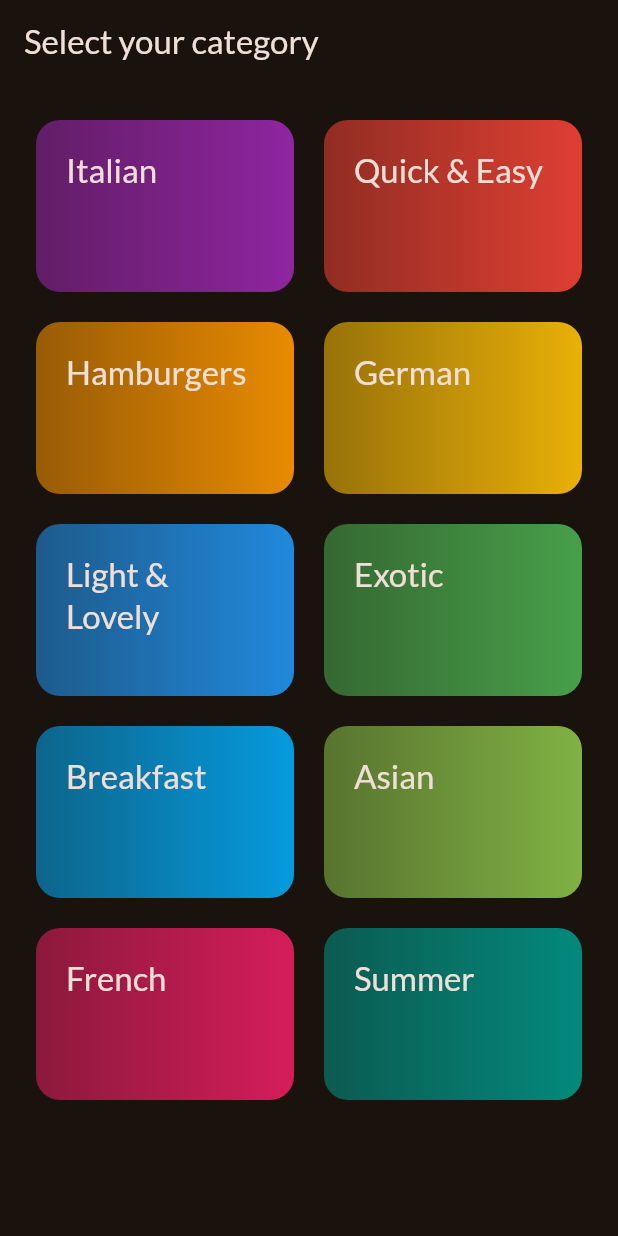
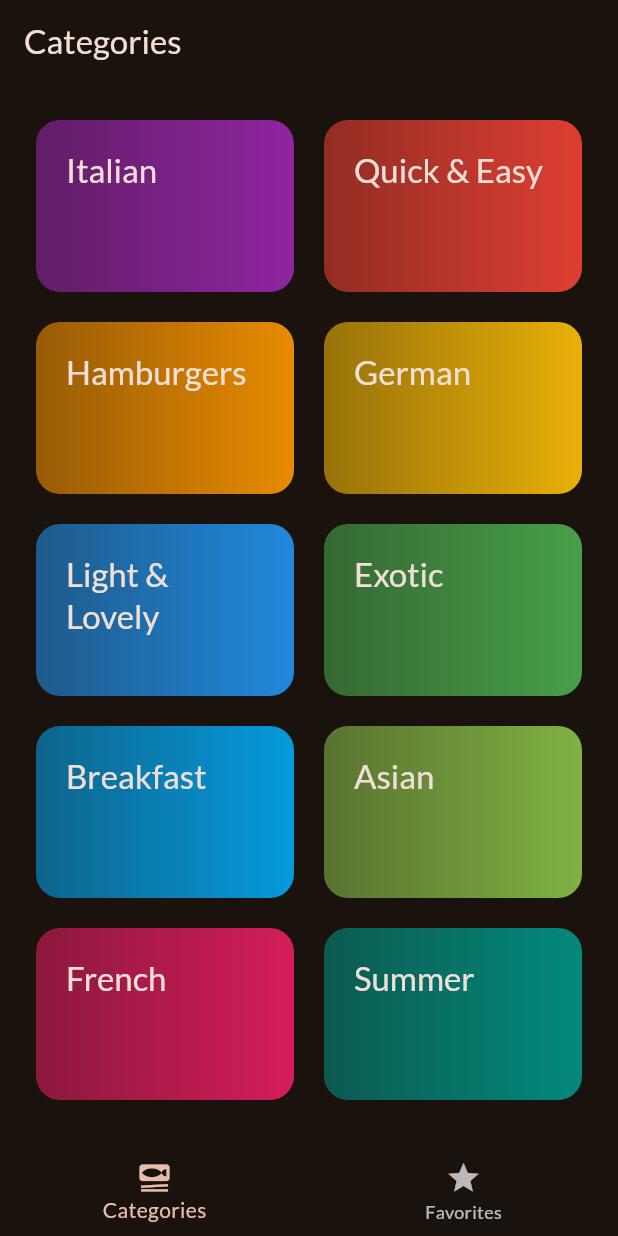
Before and after one commit to MichaelWarwavesyn/meals, a Flutter app: the screen it shows after launch, on a phone screen of 412 x 824 dp. Run offline on Flutter 3.47's test engine with Material 3 defaults, Android fonts, the phone set to English and light mode, and no system bars; our stand-ins replace google_fonts, transparent_image.

Commit message:
Added a tabscreen to dynamically display screen, made title optional in mealsScreen and use logic to use scaffold or just show content depending on title. Use new tabsScreen in main.dart, removed scaffold from categories since tabsScreen already uses Scaffold.

```diff
--- a/lib/main.dart
+++ b/lib/main.dart
@@ -1,7 +1,7 @@
 import 'package:flutter/material.dart';
 
 import 'package:google_fonts/google_fonts.dart';
-import 'package:meals/screens/categories_screen.dart';
+import 'package:meals/screens/tabs_screen.dart';
 
 final theme = ThemeData(
   useMaterial3: true,
@@ -21,6 +21,6 @@ class App extends StatelessWidget {
 
   @override
   Widget build(BuildContext context) {
-    return MaterialApp(theme: theme, home: const CategoriesScreen());
+    return MaterialApp(theme: theme, home: const TabsScreen());
   }
 }
--- a/lib/screens/categories_screen.dart
+++ b/lib/screens/categories_screen.dart
@@ -7,11 +7,7 @@ class CategoriesScreen extends StatelessWidget {
 
   @override
   Widget build(Object context) {
-    return Scaffold(
-      appBar: AppBar(
-        title: const Text('Select your category'),
-      ),
-      body: GridView(
+    return GridView(
       padding: const EdgeInsets.all(24),
       gridDelegate: const SliverGridDelegateWithFixedCrossAxisCount(
         crossAxisCount: 2,
@@ -24,7 +20,6 @@ class CategoriesScreen extends StatelessWidget {
         for (final category in availableCategories)
           CategoryGridItem(category: category)
       ],
-      ),
     );
   }
 }
--- /dev/null
+++ b/lib/screens/tabs_screen.dart
@@ -0,0 +1,50 @@
+import 'package:flutter/material.dart';
+import 'package:meals/screens/categories_screen.dart';
+import 'package:meals/screens/meals_screen.dart';
+
+class TabsScreen extends StatefulWidget {
+  const TabsScreen({super.key});
+
+  @override
+  State<TabsScreen> createState() {
+    return _TabsScreenState();
+  }
+}
+
+class _TabsScreenState extends State<TabsScreen> {
+  int _selectedPageIndex = 0;
+
+  void selectPage(int index) {
+    setState(() {
+      _selectedPageIndex = index;
+    });
+  }
+
+  @override
+  Widget build(BuildContext context) {
+    Widget activePage = const CategoriesScreen();
+    var activePageTitle = 'Categories';
+
+    if (_selectedPageIndex == 1) {
+      activePage = MealsScreen(meals: const []);
+      activePageTitle = 'Favorites';
+    }
+
+    return Scaffold(
+      appBar: AppBar(
+        title: Text(activePageTitle),
+      ),
+      body: activePage,
+      bottomNavigationBar: BottomNavigationBar(
+        onTap: (index) {
+          selectPage(index);
+        },
+        items: const [
+          BottomNavigationBarItem(
+              icon: Icon(Icons.set_meal), label: 'Categories'),
+          BottomNavigationBarItem(icon: Icon(Icons.star), label: 'Favorites'),
+        ],
+      ),
+    );
+  }
+}
```
Also changed, not shown: lib/screens/meals_screen.dart (+37 -8 lines). Lines whose indentation alone changed are shown as unchanged.
